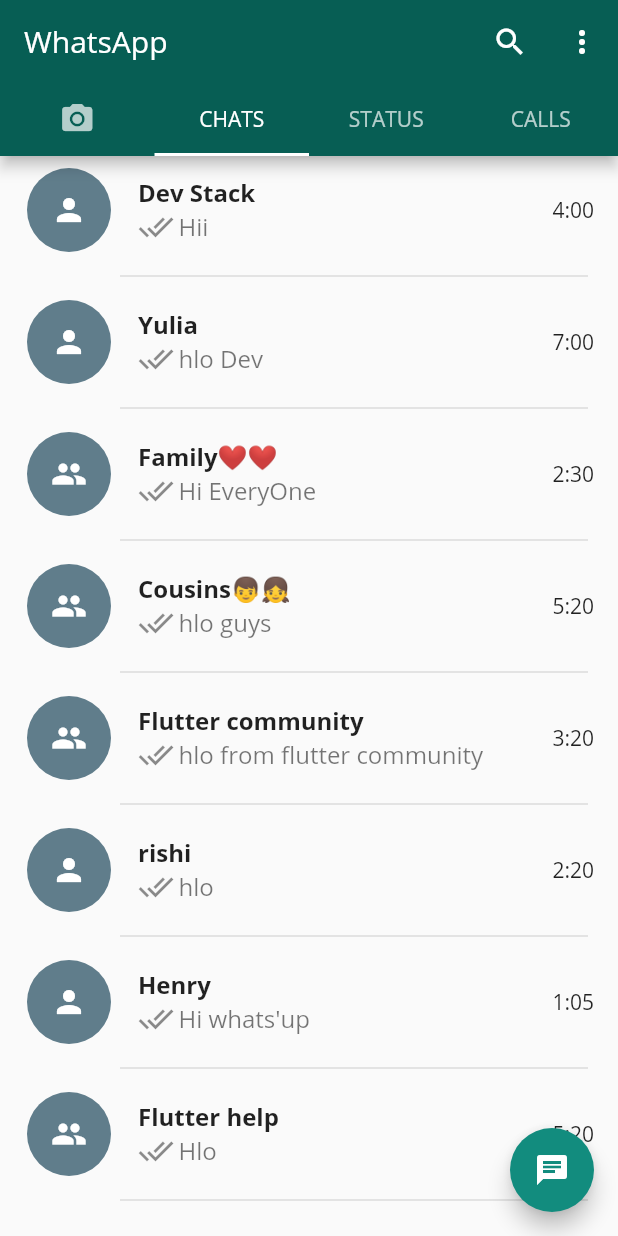
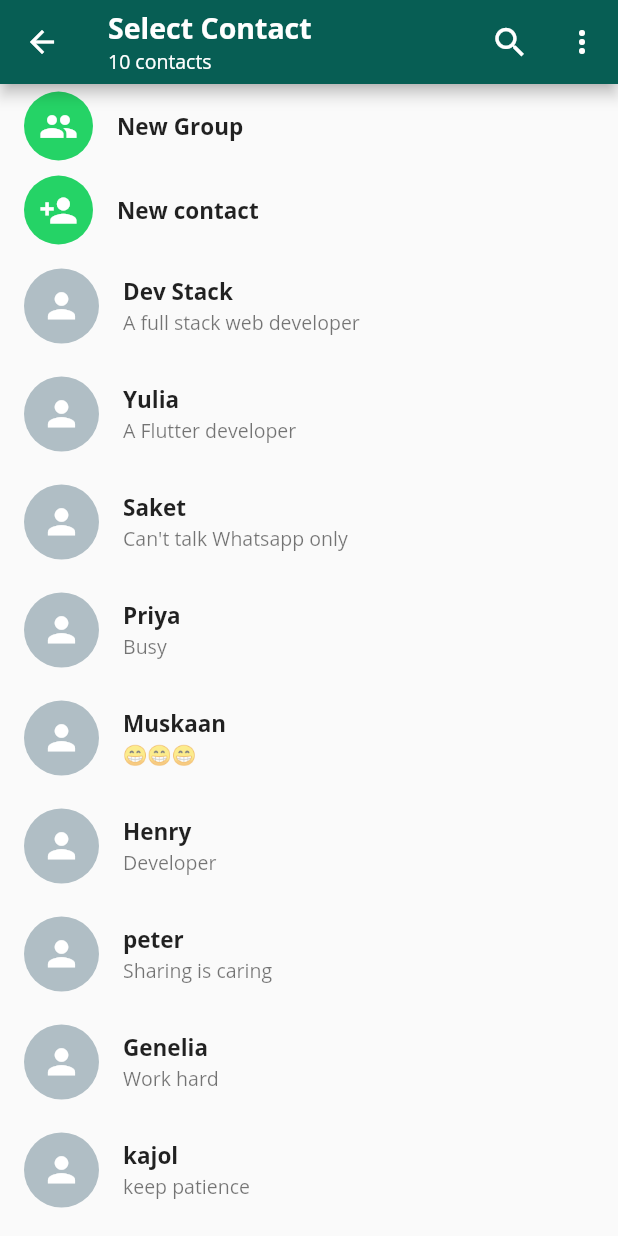
Before and after one commit to Nimishavashistha/whatsapp_clone, a Flutter app: the screen it shows after launch, tab 2 chosen, after a tap on the "chat" icon, on a phone screen of 412 x 824 dp. Run offline on Flutter 3.47's test engine with Material 2 defaults, Android fonts, the light colour scheme and no system bars; our stand-ins replace camera, flutter_svg.

Commit message:
second commit

```diff
--- a/lib/customUi/CustomCard.dart
+++ b/lib/customUi/CustomCard.dart
@@ -1,7 +1,7 @@
 import 'package:flutter/material.dart';
 import 'package:flutter_svg/flutter_svg.dart';
 import 'package:whatsapp_clone/model/chatModel.dart';
-import 'package:whatsapp_clone/pages/individualPage.dart';
+import 'file:///C:/Users/HP/AndroidStudioProjects/whatsapp_clone/lib/screens/individualPage.dart';
 
 class CustomCard extends StatelessWidget {
   final ChatModel chatmodel;
@@ -23,7 +23,7 @@
         children: [
           ListTile(
               leading: CircleAvatar(
-                backgroundColor: Colors.blueGrey,
+                backgroundColor: Colors.blueGrey[200],
                 radius: 30,
                 child: Icon(
                   chatmodel.isGroup ? Icons.group : Icons.person,
--- /dev/null
+++ b/lib/customUi/buttonCard.dart
@@ -0,0 +1,28 @@
+import 'package:flutter/material.dart';
+import 'package:whatsapp_clone/model/chatModel.dart';
+
+class ButtonCard extends StatelessWidget {
+  final String name;
+  final IconData icon;
+
+  const ButtonCard({Key key, this.name, this.icon}) : super(key: key);
+
+  @override
+  Widget build(BuildContext context) {
+    return ListTile(
+      leading: CircleAvatar(
+        radius: 23,
+        child: Icon(
+          icon,
+          color: Colors.white,
+          size: 26,
+        ),
+        backgroundColor: Color(0xFF25D366),
+      ),
+      title: Text(
+        name,
+        style: TextStyle(fontSize: 15, fontWeight: FontWeight.bold),
+      ),
+    );
+  }
+}
--- /dev/null
+++ b/lib/customUi/contactCard.dart
@@ -0,0 +1,54 @@
+import 'package:flutter/material.dart';
+import 'package:whatsapp_clone/model/chatModel.dart';
+
+class contactCard extends StatelessWidget {
+  final ChatModel contact;
+
+  const contactCard({Key key, this.contact}) : super(key: key);
+
+  @override
+  Widget build(BuildContext context) {
+    return ListTile(
+      leading: Container(
+        height: 53,
+        width: 50,
+        child: Stack(
+          children: [
+            CircleAvatar(
+              radius: 30,
+              child: Icon(
+                Icons.person,
+                color: Colors.white,
+                size: 27,
+              ),
+              backgroundColor: Colors.blueGrey[200],
+            ),
+            contact.select
+                ? Positioned(
+                    bottom: 4,
+                    right: 5,
+                    child: CircleAvatar(
+                      child: Icon(
+                        Icons.check,
+                        color: Colors.white,
+                        size: 18,
+                      ),
+                      backgroundColor: Colors.teal,
+                      radius: 11,
+                    ),
+                  )
+                : Container(),
+          ],
+        ),
+      ),
+      title: Text(
+        contact.name,
+        style: TextStyle(fontSize: 15, fontWeight: FontWeight.bold),
+      ),
+      subtitle: Text(
+        contact.status,
+        style: TextStyle(fontSize: 13),
+      ),
+    );
+  }
+}
--- a/lib/main.dart
+++ b/lib/main.dart
@@ -1,7 +1,11 @@
 import 'package:flutter/material.dart';
+import 'package:whatsapp_clone/screens/camera_screen.dart';
 import 'package:whatsapp_clone/screens/homePage.dart';
+import 'package:camera/camera.dart';
 
-void main() {
+Future<void> main() async {
+  WidgetsFlutterBinding.ensureInitialized();
+  cameras = await availableCameras();
   runApp(MyApp());
 }
 
--- a/lib/model/chatModel.dart
+++ b/lib/model/chatModel.dart
@@ -2,8 +2,17 @@
 
 class ChatModel {
   String name;
+  IconData icon;
+  String status;
   bool isGroup;
   String time;
   String currentMessage;
-  ChatModel({this.name, this.isGroup, this.time, this.currentMessage});
+  bool select = false;
+  ChatModel(
+      {this.name,
+      this.isGroup,
+      this.time,
+      this.currentMessage,
+      this.icon,
+      this.status});
 }
--- a/lib/pages/ChatPage.dart
+++ b/lib/pages/ChatPage.dart
@@ -1,6 +1,7 @@
 import 'package:flutter/material.dart';
 import 'package:whatsapp_clone/customUi/CustomCard.dart';
 import 'package:whatsapp_clone/model/chatModel.dart';
+import 'package:whatsapp_clone/screens/selectContact.dart';
 
 class ChatPage extends StatefulWidget {
   @override
@@ -10,42 +11,63 @@
 class _ChatPageState extends State<ChatPage> {
   List<ChatModel> chats = [
     ChatModel(
-        name: "Dev Stack", isGroup: false, time: "4:00", currentMessage: "Hii"),
+        name: "Dev Stack",
+        isGroup: false,
+        time: "4:00",
+        currentMessage: "Hii",
+        icon: Icons.person),
     ChatModel(
-        name: "Yulia", isGroup: false, time: "7:00", currentMessage: "hlo Dev"),
+        name: "Yulia",
+        isGroup: false,
+        time: "7:00",
+        currentMessage: "hlo Dev",
+        icon: Icons.person),
     ChatModel(
         name: "Family❤❤",
         isGroup: true,
         time: "2:30",
-        currentMessage: "Hi EveryOne"),
+        currentMessage: "Hi EveryOne",
+        icon: Icons.group),
     ChatModel(
         name: "Cousins👦👧",
         isGroup: true,
         time: "5:20",
-        currentMessage: "hlo guys"),
+        currentMessage: "hlo guys",
+        icon: Icons.group),
     ChatModel(
         name: "Flutter community",
         isGroup: true,
         time: "3:20",
-        currentMessage: "hlo from flutter community"),
+        currentMessage: "hlo from flutter community",
+        icon: Icons.group),
     ChatModel(
-        name: "rishi", isGroup: false, time: "2:20", currentMessage: "hlo"),
+        name: "rishi",
+        isGroup: false,
+        time: "2:20",
+        currentMessage: "hlo",
+        icon: Icons.person),
     ChatModel(
         name: "Henry",
         isGroup: false,
         time: "1:05",
-        currentMessage: "Hi whats'up"),
+        currentMessage: "Hi whats'up",
+        icon: Icons.person),
     ChatModel(
         name: "Flutter help",
         isGroup: true,
         time: "5:20",
-        currentMessage: "Hlo"),
+        currentMessage: "Hlo",
+        icon: Icons.group),
   ];
   @override
   Widget build(BuildContext context) {
     return Scaffold(
         floatingActionButton: FloatingActionButton(
-          onPressed: () {},
+          backgroundColor: Color(0xFF25D366),
+          onPressed: () {
+            Navigator.push(context,
+                MaterialPageRoute(builder: (builder) => selectContact()));
+          },
           child: Icon(Icons.chat),
         ),
         body: ListView.builder(
--- /dev/null
+++ b/lib/pages/camera_page.dart
@@ -0,0 +1,9 @@
+import 'package:flutter/material.dart';
+import 'package:whatsapp_clone/screens/camera_screen.dart';
+
+class cameraPage extends StatelessWidget {
+  @override
+  Widget build(BuildContext context) {
+    return cameraScreen();
+  }
+}
--- /dev/null
+++ b/lib/screens/camera_screen.dart
@@ -0,0 +1,129 @@
+import 'package:flutter/material.dart';
+import 'package:camera/camera.dart';
+import 'package:path_provider/path_provider.dart';
+import 'package:path/path.dart';
+import 'package:whatsapp_clone/screens/cameraView.dart';
+
+List<CameraDescription> cameras;
+
+class cameraScreen extends StatefulWidget {
+  @override
+  _cameraScreenState createState() => _cameraScreenState();
+}
+
+class _cameraScreenState extends State<cameraScreen> {
+  CameraController _cameraController;
+
+  Future<void> cameraValue;
+  @override
+  void initState() {
+    // TODO: implement initState
+    super.initState();
+    _cameraController = CameraController(cameras[0], ResolutionPreset.high);
+    cameraValue = _cameraController.initialize();
+  }
+
+  @override
+  void dispose() {
+    // TODO: implement dispose
+    super.dispose();
+    _cameraController.dispose();
+  }
+
+  @override
+  Widget build(BuildContext context) {
+    return Scaffold(
+      body: Stack(
+        children: [
+          FutureBuilder(
+              future: cameraValue,
+              builder: (context, snapshot) {
+                if (snapshot.connectionState == ConnectionState.done) {
+                  final size = MediaQuery.of(context).size;
+                  final deviceRatio = size.width / size.height;
+                  return Transform.scale(
+                    scale: _cameraController.value.aspectRatio / deviceRatio,
+                    child: Center(
+                      child: AspectRatio(
+                        aspectRatio: _cameraController.value.aspectRatio,
+                        child: CameraPreview(_cameraController),
+                      ),
+                    ),
+                  );
+                } else {
+                  return Center(
+                    child: CircularProgressIndicator(),
+                  );
+                }
+              }),
+          Positioned(
+            bottom: 0.0,
+            child: Container(
+              padding: EdgeInsets.only(top: 5, bottom: 5),
+              color: Colors.black,
+              width: MediaQuery.of(context).size.width,
+              child: Column(
+                children: [
+                  Row(
+                    mainAxisSize: MainAxisSize.max,
+                    mainAxisAlignment: MainAxisAlignment.spaceEvenly,
+                    children: [
+                      IconButton(
+                        icon: Icon(
+                          Icons.flash_off,
+                          size: 28,
+                          color: Colors.white,
+                        ),
+                        onPressed: () {},
+                      ),
+                      InkWell(
+                        onTap: () {
+                          takePhoto(context);
+                        },
+                        child: Icon(
+                          Icons.panorama_fish_eye,
+                          size: 70,
+                          color: Colors.white,
+                        ),
+                      ),
+                      IconButton(
+                        icon: Icon(
+                          Icons.flip_camera_ios,
+                          size: 28,
+                          color: Colors.white,
+                        ),
+                        onPressed: () {},
+                      ),
+                    ],
+                  ),
+                  SizedBox(
+                    height: 4,
+                  ),
+                  Text(
+                    "Hold for video,tap for photo",
+                    style: TextStyle(
+                      color: Colors.white,
+                    ),
+                    textAlign: TextAlign.center,
+                  )
+                ],
+              ),
+            ),
+          )
+        ],
+      ),
+    );
+  }
+
+  void takePhoto(BuildContext context) async {
+    final path =
+        join((await getTemporaryDirectory()).path, "${DateTime.now()}.png");
+    final image = await _cameraController.takePicture();
+    Navigator.push(
+        context,
+        MaterialPageRoute(
+            builder: (builder) => cameraViewPage(
+                  path: image?.path,
+                )));
+  }
+}
--- /dev/null
+++ b/lib/screens/create_new_group.dart
@@ -0,0 +1,121 @@
+import 'package:flutter/material.dart';
+import 'package:whatsapp_clone/customUi/buttonCard.dart';
+import 'package:whatsapp_clone/customUi/contactCard.dart';
+import 'package:whatsapp_clone/customUi/group_circleAvatar_card.dart';
+import 'package:whatsapp_clone/model/chatModel.dart';
+
+class createGroup extends StatefulWidget {
+  @override
+  _createGroupState createState() => _createGroupState();
+}
+
+class _createGroupState extends State<createGroup> {
+  List<ChatModel> contacts = [
+    ChatModel(name: "Dev Stack", status: "A full stack web developer"),
+    ChatModel(name: "Yulia", status: "A Flutter developer"),
+    ChatModel(name: "Saket", status: "Can't talk Whatsapp only"),
+    ChatModel(name: "Priya", status: "Busy"),
+    ChatModel(name: "Muskaan", status: "😁😁😁"),
+    ChatModel(name: "Henry", status: "Developer"),
+    ChatModel(name: "peter", status: "Sharing is caring"),
+    ChatModel(name: "Genelia", status: "Work hard"),
+    ChatModel(name: "kajol", status: "keep patience"),
+    ChatModel(name: "yusuf", status: "Time is money"),
+  ];
+  List<ChatModel> groups = [];
+  @override
+  Widget build(BuildContext context) {
+    return Scaffold(
+      appBar: AppBar(
+        title: Column(
+          mainAxisAlignment: MainAxisAlignment.start,
+          crossAxisAlignment: CrossAxisAlignment.start,
+          children: [
+            Text(
+              'New Group',
+              style: TextStyle(fontSize: 19, fontWeight: FontWeight.bold),
+            ),
+            Text(
+              "Add Participants",
+              style: TextStyle(fontSize: 13),
+            )
+          ],
+        ),
+        actions: [
+          IconButton(
+            icon: Icon(
+              Icons.search,
+              size: 26,
+            ),
+            onPressed: () {},
+          ),
+        ],
+      ),
+      body: Stack(
+        children: [
+          ListView.builder(
+              itemCount: contacts.length + 1,
+              itemBuilder: (context, index) {
+                if (index == 0) {
+                  return Container(
+                    height: groups.length > 0 ? 90 : 10,
+                  );
+                }
+                return InkWell(
+                  onTap: () {
+                    if (contacts[index - 1].select == false) {
+                      setState(() {
+                        contacts[index - 1].select = true;
+                        groups.add(contacts[index - 1]);
+                      });
+                    } else {
+                      setState(() {
+                        contacts[index - 1].select = false;
+                        groups.remove(contacts[index - 1]);
+                      });
+                    }
+                  },
+                  child: contactCard(
+                    contact: contacts[index - 1],
+                  ),
+                );
+              }),
+          groups.length > 0
+              ? Column(
+                  children: [
+                    Container(
+                      height: 75,
+                      color: Colors.white,
+                      child: ListView.builder(
+                        itemCount: contacts.length,
+                        itemBuilder: (context, index) {
+                          if (contacts[index].select == true) {
+                            return InkWell(
+                              onTap: () {
+                                setState(() {
+                                  groups.remove(contacts[index]);
+                                  contacts[index].select = false;
+                                });
+                              },
+                              child: avtarCard(
+                                contact: contacts[index],
+                              ),
+                            );
+                          } else {
+                            return Container();
+                          }
+                        },
+                        scrollDirection: Axis.horizontal,
+                      ),
+                    ),
+                    Divider(
+                      thickness: 1,
+                    )
+                  ],
+                )
+              : Container(),
+        ],
+      ),
+    );
+  }
+}
--- a/lib/screens/homePage.dart
+++ b/lib/screens/homePage.dart
@@ -1,5 +1,6 @@
 import 'package:flutter/material.dart';
 import 'package:whatsapp_clone/pages/ChatPage.dart';
+import 'package:whatsapp_clone/pages/camera_page.dart';
 
 class HomePage extends StatefulWidget {
   @override
@@ -78,7 +79,7 @@
       ),
       body: TabBarView(
         controller: _controller,
-        children: [Text("Camera"), ChatPage(), Text("Status"), Text("Calls")],
+        children: [cameraPage(), ChatPage(), Text("Status"), Text("Calls")],
       ),
     );
   }
--- /dev/null
+++ b/lib/screens/selectContact.dart
@@ -0,0 +1,101 @@
+import 'package:flutter/material.dart';
+import 'package:whatsapp_clone/customUi/buttonCard.dart';
+import 'package:whatsapp_clone/customUi/contactCard.dart';
+import 'package:whatsapp_clone/model/chatModel.dart';
+import 'package:whatsapp_clone/screens/create_new_group.dart';
+
+class selectContact extends StatefulWidget {
+  @override
+  _selectContactState createState() => _selectContactState();
+}
+
+class _selectContactState extends State<selectContact> {
+  @override
+  Widget build(BuildContext context) {
+    List<ChatModel> contacts = [
+      ChatModel(name: "Dev Stack", status: "A full stack web developer"),
+      ChatModel(name: "Yulia", status: "A Flutter developer"),
+      ChatModel(name: "Saket", status: "Can't talk Whatsapp only"),
+      ChatModel(name: "Priya", status: "Busy"),
+      ChatModel(name: "Muskaan", status: "😁😁😁"),
+      ChatModel(name: "Henry", status: "Developer"),
+      ChatModel(name: "peter", status: "Sharing is caring"),
+      ChatModel(name: "Genelia", status: "Work hard"),
+      ChatModel(name: "kajol", status: "keep patience"),
+      ChatModel(name: "yusuf", status: "Time is money"),
+    ];
+    return Scaffold(
+      appBar: AppBar(
+        title: Column(
+          mainAxisAlignment: MainAxisAlignment.start,
+          crossAxisAlignment: CrossAxisAlignment.start,
+          children: [
+            Text(
+              'Select Contact',
+              style: TextStyle(fontSize: 19, fontWeight: FontWeight.bold),
+            ),
+            Text(
+              "${contacts.length.toString()} contacts",
+              style: TextStyle(fontSize: 13),
+            )
+          ],
+        ),
+        actions: [
+          IconButton(
+            icon: Icon(
+              Icons.search,
+              size: 26,
+            ),
+            onPressed: () {},
+          ),
+          PopupMenuButton(onSelected: (val) {
+            print(val);
+          }, itemBuilder: (BuildContext context) {
+            return [
+              PopupMenuItem(
+                child: Text("Invite Friend"),
+                value: "Invite Friend",
+              ),
+              PopupMenuItem(
+                child: Text("Contacts"),
+                value: "Contacts",
+              ),
+              PopupMenuItem(
+                child: Text("Refresh"),
+                value: "Refresh",
+              ),
+              PopupMenuItem(
+                child: Text("Help"),
+                value: "Help",
+              ),
+            ];
+          })
+        ],
+      ),
+      body: ListView.builder(
+          itemCount: contacts.length + 2,
+          itemBuilder: (context, index) {
+            if (index == 0) {
+              return InkWell(
+                onTap: () {
+                  Navigator.push(context,
+                      MaterialPageRoute(builder: (builder) => createGroup()));
+                },
+                child: ButtonCard(
+                  icon: Icons.group,
+                  name: "New Group",
+                ),
+              );
+            } else if (index == 1) {
+              return ButtonCard(
+                icon: Icons.person_add,
+                name: "New contact",
+              );
+            }
+            return contactCard(
+              contact: contacts[index - 2],
+            );
+          }),
+    );
+  }
+}
--- a/pubspec.yaml
+++ b/pubspec.yaml
@@ -35,6 +35,9 @@
 dev_dependencies:
   flutter_test:
     sdk: flutter
+  camera: ^0.8.1
+  path_provider: ^2.0.1
+  path:
 
 
 # For information on the generic Dart part of this file, see the
```
Also changed, not shown: lib/customUi/group_circleAvatar_card.dart (added, +53 -0 lines), lib/screens/cameraView.dart (added, +91 -0 lines), lib/screens/individualPage.dart (renamed from lib/pages/individualPage.dart, +84 -2 lines), pubspec.lock, 1 other file.
